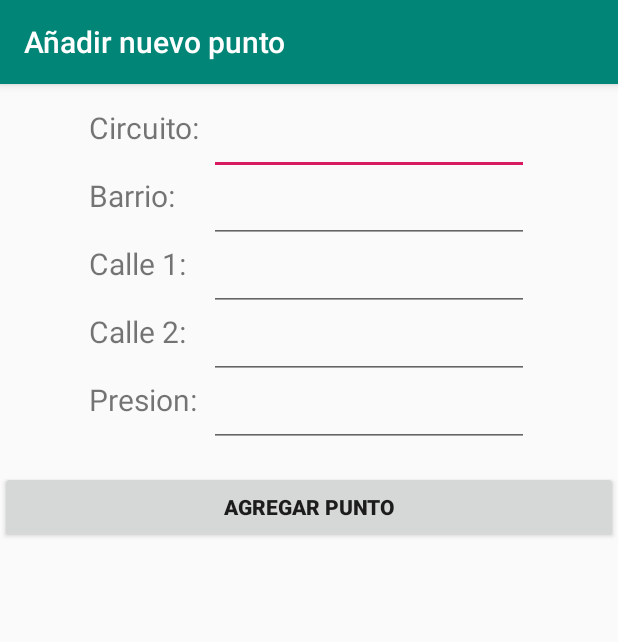
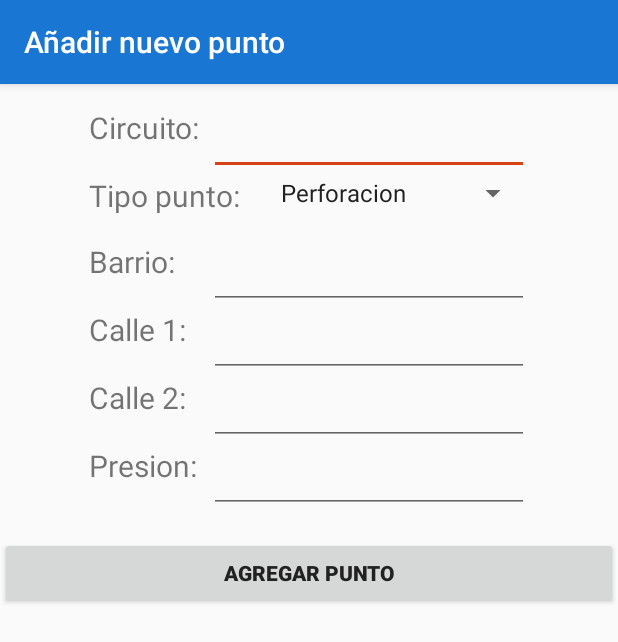
Before and after one commit to matyignacio/PresionAguasRiojanas, an Android app: the NuevoPuntoActivity screen opened directly, with no data from a screen before it, after a tap on "AGREGAR PUNTO", on a phone screen of 412 x 824 dp. Shown: the top 642 px of the screen. Run offline under Robolectric (Android 15) with nearby library versions, the light colour scheme and no system bars.

Commit message:
Fin dia 31/05/2019 * Pulo asynctask de HistorialPuntosControlador y PuntoPresionControlador. * Creo un MapActivityControlador que tendra el motodo sync. * Creo un metodo static en Util para validar los campos de cada form. * Modifico tema de la app. * Me quede en la parte de crear un dropDownList en el form de Nuevo Punto, para seleccionar los tipos de puntos.

```diff
--- a/app/src/main/java/com/desarrollo/kuky/presionaguasriojanas/ui/NuevoPuntoActivity.java
+++ b/app/src/main/java/com/desarrollo/kuky/presionaguasriojanas/ui/NuevoPuntoActivity.java
@@ -9,12 +9,14 @@ import android.os.Build;
 import android.os.Bundle;
 import android.provider.Settings;
 import android.support.annotation.RequiresApi;
-import android.support.v4.content.ContextCompat;
 import android.support.v7.app.AlertDialog;
 import android.support.v7.app.AppCompatActivity;
 import android.view.View;
+import android.widget.AdapterView;
+import android.widget.ArrayAdapter;
 import android.widget.Button;
 import android.widget.EditText;
+import android.widget.Spinner;
 
 import com.desarrollo.kuky.presionaguasriojanas.R;
 import com.desarrollo.kuky.presionaguasriojanas.controlador.PuntoPresionControlador;
@@ -23,17 +25,25 @@ import com.desarrollo.kuky.presionaguasriojanas.objeto.TipoPresion;
 import com.desarrollo.kuky.presionaguasriojanas.objeto.TipoPunto;
 import com.desarrollo.kuky.presionaguasriojanas.util.GPSTracker;
 
+import java.util.ArrayList;
+
 import static android.Manifest.permission.ACCESS_FINE_LOCATION;
 import static com.desarrollo.kuky.presionaguasriojanas.util.Util.ERROR;
 import static com.desarrollo.kuky.presionaguasriojanas.util.Util.EXITOSO;
 import static com.desarrollo.kuky.presionaguasriojanas.util.Util.MY_PERMISSIONS_REQUEST_ACCESS_FINE_LOCATION;
 import static com.desarrollo.kuky.presionaguasriojanas.util.Util.abrirActivity;
 import static com.desarrollo.kuky.presionaguasriojanas.util.Util.mostrarMensaje;
+import static com.desarrollo.kuky.presionaguasriojanas.util.Util.validarCampos;
 
 public class NuevoPuntoActivity extends AppCompatActivity {
 
     private EditText etCircuito, etBarrio, etCalle1, etCalle2, etPresion;
     private Button bEnviarNuevoPunto;
+    private ArrayList<EditText> inputs = new ArrayList<>();
+    private PuntoPresionControlador puntoPresionControlador = new PuntoPresionControlador();
+    private PuntoPresion puntoPresion = new PuntoPresion();
+    private TipoPunto tipoPunto = new TipoPunto();
+    private TipoPresion tipoPresion = new TipoPresion();
 
     @Override
     protected void onCreate(Bundle savedInstanceState) {
@@ -44,21 +54,42 @@ public class NuevoPuntoActivity extends AppCompatActivity {
         etCalle1 = findViewById(R.id.etCalle1);
         etCalle2 = findViewById(R.id.etCalle2);
         etPresion = findViewById(R.id.etPresion);
+        Spinner spinner = findViewById(R.id.sTipoPunto);
+        // Create an ArrayAdapter using the string array and a default spinner layout
+        ArrayAdapter<CharSequence> adapter = ArrayAdapter.createFromResource(this,
+                R.array.tipos_punto_array, android.R.layout.simple_spinner_item);
+        // Specify the layout to use when the list of choices appears
+        adapter.setDropDownViewResource(android.R.layout.simple_spinner_dropdown_item);
+        // Apply the adapter to the spinner
+        spinner.setAdapter(adapter);
+        spinner.setOnItemSelectedListener(new AdapterView.OnItemSelectedListener() {
+            @Override
+            public void onItemSelected(AdapterView<?> adapterView, View view, int i, long l) {
+                tipoPunto.setId(i+1);
+                mostrarMensaje(NuevoPuntoActivity.this, String.valueOf(tipoPunto.getId()));
+            }
+
+            @Override
+            public void onNothingSelected(AdapterView<?> adapterView) {
+                tipoPunto.setId(0);
+                mostrarMensaje(NuevoPuntoActivity.this, String.valueOf(tipoPunto.getId()));
+            }
+        });
+        inputs.add(etCircuito);
+        inputs.add(etBarrio);
+        inputs.add(etCalle1);
+        // inputs.add(etCalle2); A ESTE LO COMENTO PORQUE NO ES OBLIGATORIO EL CAMPO
+        inputs.add(etPresion);
         bEnviarNuevoPunto = findViewById(R.id.bEnviarNuevoPunto);
         bEnviarNuevoPunto.setOnClickListener(new View.OnClickListener() {
             @Override
             public void onClick(View view) {
-                if (etCircuito.getText().toString().equals("") ||
-                        etCalle1.getText().toString().equals("") ||
-                        etPresion.getText().toString().equals("") ||
-                        etBarrio.getText().toString().equals("")) {
-                    mostrarMensaje(NuevoPuntoActivity.this, "Debe llenar los campos");
-                } else {
+                if (validarCampos(NuevoPuntoActivity.this, inputs) == EXITOSO) {
                     if (insertarPunto() == EXITOSO) {
                         mostrarMensaje(NuevoPuntoActivity.this, "Se agrego el nuevo punto");
                         abrirActivity(NuevoPuntoActivity.this, MapActivity.class);
                     } else {
-                        mostrarMensaje(NuevoPuntoActivity.this, "Ocurrio un error al agregar el punto");
+                        mostrarMensaje(NuevoPuntoActivity.this, "Ocurrio un error al intentar guardar");
                     }
                 }
             }
@@ -80,10 +111,6 @@ public class NuevoPuntoActivity extends AppCompatActivity {
     private int insertarPunto() {
         try {
             // INICIALIZAMOS LO Q VAMOS A NECESITAR
-            PuntoPresionControlador puntoPresionControlador = new PuntoPresionControlador();
-            PuntoPresion puntoPresion = new PuntoPresion();
-            TipoPunto tipoPunto = new TipoPunto();
-            TipoPresion tipoPresion = new TipoPresion();
             GPSTracker gpsTracker = new GPSTracker(this);
             // OBTENEMOS LA UBICACION
             gpsTracker.getLocation();
@@ -172,13 +199,13 @@ public class NuevoPuntoActivity extends AppCompatActivity {
     }
 
     private void solicitarPermisosManual() {
-        final CharSequence[] opciones = {"si", "no"};
-        final AlertDialog.Builder alertOpciones = new AlertDialog.Builder(NuevoPuntoActivity.this);
+        final CharSequence[] opciones = {"Si", "No"};
+        AlertDialog.Builder alertOpciones = new AlertDialog.Builder(NuevoPuntoActivity.this);
         alertOpciones.setTitle("¿Desea configurar los permisos de forma manual?");
         alertOpciones.setItems(opciones, new DialogInterface.OnClickListener() {
             @Override
             public void onClick(DialogInterface dialogInterface, int i) {
-                if (opciones[i].equals("si")) {
+                if (opciones[i].equals("Si")) {
                     Intent intent = new Intent();
                     intent.setAction(Settings.ACTION_APPLICATION_DETAILS_SETTINGS);
                     Uri uri = Uri.fromParts("package", getPackageName(), null);
--- a/app/src/main/java/com/desarrollo/kuky/presionaguasriojanas/util/Util.java
+++ b/app/src/main/java/com/desarrollo/kuky/presionaguasriojanas/util/Util.java
@@ -4,8 +4,10 @@ import android.app.Activity;
 import android.content.Context;
 import android.content.Intent;
 import android.util.Log;
+import android.widget.EditText;
 import android.widget.Toast;
 
+import java.util.ArrayList;
 import java.util.Date;
 
 public class Util {
@@ -43,9 +45,19 @@ public class Util {
                 " a las: " + date.getHours() + ":" + minutos;
         return fecha;
     }
-//
-//    public static void showDialog(Activity a, int layout) {
-//
-//
-//    }
+
+    public static int validarCampos(Activity a, ArrayList<EditText> inputs) {
+        int i, check = 1;
+        for (i = 0; i < inputs.size(); i++) {
+            if (inputs.get(i).getText().toString().equals("")) {
+                check = 0;
+            }
+        }
+        if (check == EXITOSO) {
+            return EXITOSO;
+        } else {
+            mostrarMensaje(a, "Debe llenar los campos");
+            return ERROR;
+        }
+    }
 }
--- a/app/src/main/res/layout/activity_nuevo_punto.xml
+++ b/app/src/main/res/layout/activity_nuevo_punto.xml
@@ -34,18 +34,36 @@
                 android:inputType="number" />
 
             <TextView
+                android:id="@+id/tvTipoPunto"
+                style="@style/tv_primary"
+                android:layout_width="120dp"
+                android:layout_height="wrap_content"
+                android:layout_below="@id/etCircuito"
+                android:text="@string/tipo_punto" />
+
+            <Spinner
+                android:id="@+id/sTipoPunto"
+                style="@style/tv_primary"
+                android:layout_width="fill_parent"
+                android:layout_height="wrap_content"
+                android:layout_below="@+id/etCircuito"
+                android:layout_alignRight="@id/etCircuito"
+                android:layout_marginBottom="20dp"
+                android:layout_toEndOf="@id/tvTipoPunto" />
+
+            <TextView
                 android:id="@+id/tvBarrio"
                 style="@style/tv_primary"
                 android:layout_width="80dp"
                 android:layout_height="wrap_content"
-                android:layout_below="@id/etCircuito"
+                android:layout_below="@id/sTipoPunto"
                 android:text="@string/tv_barrio" />
 
             <EditText
                 android:id="@+id/etBarrio"
                 android:layout_width="wrap_content"
                 android:layout_height="wrap_content"
-                android:layout_below="@id/etCircuito"
+                android:layout_below="@id/sTipoPunto"
                 android:layout_toEndOf="@id/tvBarrio"
                 android:ems="10"
                 android:inputType="textPostalAddress" />
@@ -110,11 +128,11 @@
 
             <Button
                 android:id="@+id/bEnviarNuevoPunto"
+                style="@style/b_primary"
                 android:layout_width="match_parent"
                 android:layout_height="wrap_content"
                 android:layout_marginTop="16dp"
-                android:text="@string/b_enviar_nuevo_punto"
-                style="@style/b_primary" />
+                android:text="@string/b_enviar_nuevo_punto" />
         </RelativeLayout>
 
     </RelativeLayout>
--- a/app/src/main/res/values/colors.xml
+++ b/app/src/main/res/values/colors.xml
@@ -1,6 +1,8 @@
 <?xml version="1.0" encoding="utf-8"?>
 <resources>
-    <color name="colorPrimary">#008577</color>
-    <color name="colorPrimaryDark">#00574B</color>
-    <color name="colorAccent">#D81B60</color>
+    <color name="colorPrimary">#1976d2</color>
+    <color name="colorPrimaryDark">#0d47a1</color>
+    <color name="colorAccent">#d84315</color>
+    <color name="textColorPrimaryAppBar">#FFFFFF</color>
+    <color name="textColorPrimary">#212121</color>
 </resources>
--- a/app/src/main/res/values/strings.xml
+++ b/app/src/main/res/values/strings.xml
@@ -19,6 +19,11 @@
     <string name="permission_rationale">"Contacts permissions are needed for providing email
         completions."
     </string>
+    <string-array name="tipos_punto_array">
+        <item>Perforacion</item>
+        <item>Cliente</item>
+        <item>Red</item>
+    </string-array>
 
     <!-- TODO: Remove or change this placeholder text -->
     <string name="hello_blank_fragment">Hello blank fragment</string>
@@ -42,4 +47,5 @@
     <string name="action_settings">Settings</string>
     <string name="GPSAlertDialogMessage">CuerpoMensaje</string>
     <string name="GPSAlertDialogTitle">TituloMensaje</string>
+    <string name="tipo_punto">Tipo punto:</string>
 </resources>
--- a/app/src/main/res/values/styles.xml
+++ b/app/src/main/res/values/styles.xml
@@ -6,6 +6,7 @@
         <item name="colorPrimary">@color/colorPrimary</item>
         <item name="colorPrimaryDark">@color/colorPrimaryDark</item>
         <item name="colorAccent">@color/colorAccent</item>
+        <item name="android:textColorPrimary">@color/textColorPrimary</item>
     </style>
 
     <style name="AppTheme.NoActionBar">
@@ -13,7 +14,9 @@
         <item name="windowNoTitle">true</item>
     </style>
 
-    <style name="AppTheme.AppBarOverlay" parent="ThemeOverlay.AppCompat.Dark.ActionBar" />
+    <style name="AppTheme.AppBarOverlay" parent="ThemeOverlay.AppCompat.Dark.ActionBar">
+        <item name="android:textColor">@color/textColorPrimaryAppBar</item>
+    </style>
 
     <style name="AppTheme.PopupOverlay" parent="ThemeOverlay.AppCompat.Light" />
 
```
Also changed, not shown: app/src/main/java/com/desarrollo/kuky/presionaguasriojanas/controlador/HistorialPuntosControlador.java (+10 -7 lines), app/src/main/java/com/desarrollo/kuky/presionaguasriojanas/controlador/MapActivityControlador.java (added, +24 -0 lines), app/src/main/java/com/desarrollo/kuky/presionaguasriojanas/controlador/PuntoPresionControlador.java (+6 -3 lines), app/src/main/java/com/desarrollo/kuky/presionaguasriojanas/ui/LoginActivity.java (+11 -3 lines), app/src/main/java/com/desarrollo/kuky/presionaguasriojanas/ui/MapActivity.java (+8 -10 lines), app/src/main/java/com/desarrollo/kuky/presionaguasriojanas/ui/NuevaPresionActivity.java (+10 -7 lines).
